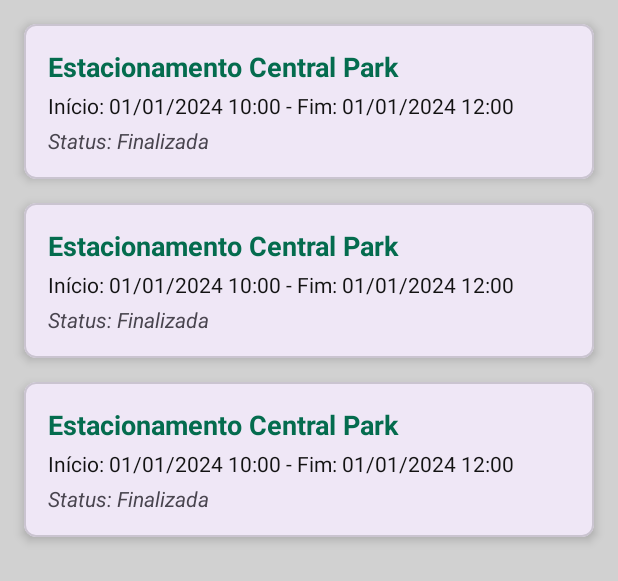
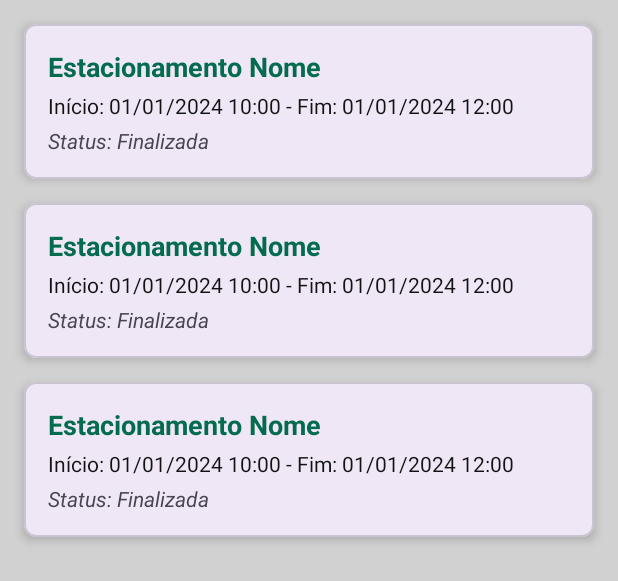
Before and after one commit to lariiscriis/ValletProjeto, an Android app: the layout activity_historico_reservas.xml on its own in the app's theme, with its tools: preview values and no code run, on a phone screen of 412 x 824 dp. Shown: the top 581 px of the screen. Run offline under Robolectric (Android 15) with nearby library versions, the phone set to English and light mode, and no system bars.

```diff
--- a/app/src/main/java/br/edu/fatecpg/valletprojeto/PerfilMotoristaActivity.kt
+++ b/app/src/main/java/br/edu/fatecpg/valletprojeto/PerfilMotoristaActivity.kt
@@ -53,7 +53,6 @@ class PerfilMotoristaActivity : AppCompatActivity() {
                 Toast.makeText(this, state.errorMessage, Toast.LENGTH_LONG).show()
             }
 
-            // FOTO
             state.fotoPerfilUrl?.let { url ->
                 Glide.with(this)
                     .load(url)
@@ -62,7 +61,6 @@ class PerfilMotoristaActivity : AppCompatActivity() {
                     .into(binding.imgFotoPerfil)
             } ?: binding.imgFotoPerfil.setImageResource(R.drawable.homemfundo2)
 
-            // DADOS
             binding.txtNome.text = state.nome
             binding.txtEmail.text = state.email
             binding.txtTelefone.text = state.telefone
@@ -72,7 +70,6 @@ class PerfilMotoristaActivity : AppCompatActivity() {
             binding.txtTempoTotalUso.text = state.tempoTotalUso
             binding.txtLocaisMaisFrequentados.text = state.locaisMaisFrequentados
 
-            // ÚLTIMA RESERVA
             binding.txtHistoricoReservas.text =
                 if (state.ultimasReservas.isNotEmpty())
                     viewModel.formatarReserva(state.ultimasReservas.first())
--- a/app/src/main/java/br/edu/fatecpg/valletprojeto/viewmodel/PerfilMotoristaViewModel.kt
+++ b/app/src/main/java/br/edu/fatecpg/valletprojeto/viewmodel/PerfilMotoristaViewModel.kt
@@ -57,7 +57,6 @@ class PerfilMotoristaViewModel(application: Application) : AndroidViewModel(appl
             }
 
             try {
-                // 1. Buscar dados do usuário
                 val userSnapshot = db.collection("usuario")
                     .whereEqualTo("email", email)
                     .get().await()
@@ -79,7 +78,6 @@ class PerfilMotoristaViewModel(application: Application) : AndroidViewModel(appl
                     return@launch
                 }
 
-                // 2. Buscar as 3 reservas mais recentes (ordenadas por fimReserva ou inicioReserva)
                 val reservasSnapshot = db.collection("reserva")
                     .whereEqualTo("usuarioId", userId)
                     .orderBy("fimReserva", Query.Direction.DESCENDING) // Ordenar pela mais recente
@@ -92,14 +90,12 @@ class PerfilMotoristaViewModel(application: Application) : AndroidViewModel(appl
                     }
                 }
 
-                // 3. Buscar todas as reservas para estatísticas (pode ser otimizado, mas por enquanto buscamos todas)
                 val todasReservasSnapshot = db.collection("reserva")
                     .whereEqualTo("usuarioId", userId)
                     .get().await()
 
                 val todasReservas = todasReservasSnapshot.toObjects(Reserva::class.java)
 
-                // 4. Calcular estatísticas
                 val totalReservas = todasReservas.size.toLong()
                 val (tempoTotalUso, locaisMaisFrequentados) = calcularEstatisticas(todasReservas)
 
@@ -125,7 +121,6 @@ class PerfilMotoristaViewModel(application: Application) : AndroidViewModel(appl
         val frequenciaLocais = mutableMapOf<String, Int>()
 
         reservas.forEach { reserva ->
-            // Cálculo do tempo total de uso
             val inicio = reserva.inicioReserva?.toDate()?.time
             val fim = reserva.fimReserva?.toDate()?.time
 
@@ -133,7 +128,6 @@ class PerfilMotoristaViewModel(application: Application) : AndroidViewModel(appl
                 tempoTotalMillis += (fim - inicio)
             }
 
-            // Contagem de locais mais frequentados
             val estacionamento = reserva.estacionamentoNome.ifEmpty { "Desconhecido" }
             frequenciaLocais[estacionamento] = (frequenciaLocais[estacionamento] ?: 0) + 1
         }
--- a/app/src/main/java/br/edu/fatecpg/valletprojeto/viewmodel/SpotsViewModel.kt
+++ b/app/src/main/java/br/edu/fatecpg/valletprojeto/viewmodel/SpotsViewModel.kt
@@ -69,7 +69,6 @@ class SpotsViewModel(application: Application) : AndroidViewModel(application) {
                     _navigateToVagas.value = Event(estacionamento.id)
                 } else {
                     _toastMessage.value = Event("Nenhuma vaga disponível no momento.")
-                    // Atualiza o número de vagas disponíveis no objeto para refletir o estado atual
                     val updatedParking = estacionamento.copy(vagasDisponiveis = 0)
                     updateParkingInLists(updatedParking)
                 }
@@ -88,10 +87,8 @@ class SpotsViewModel(application: Application) : AndroidViewModel(application) {
             _error.postValue(null)
 
             try {
-                // 1. Buscar localização do usuário
                 val userLocation = if (useLocation) {
                     Log.d("SpotsViewModel", "Buscando localização...")
-                    // Reduzindo o timeout para 5 segundos para melhorar a percepção de performance
                     withTimeoutOrNull(5000) { fetchUserLocation() }
                 } else null
 
@@ -116,8 +113,6 @@ class SpotsViewModel(application: Application) : AndroidViewModel(application) {
                 val allFetchedParkings = parkingsDeferred.await()
                 Log.d("SpotsViewModel", "Busca concluída. ${allFetchedParkings.size} estacionamentos encontrados.")
 
-                // 2. Calcular distância para todos os estacionamentos
-                // Usando a função calcularDistancia do modelo Estacionamento
                 val processedParkings = allFetchedParkings.map { est ->
                     val distancia = est.calcularDistancia(userLocation)
                     est.copy(distanciaMetros = distancia)
@@ -230,7 +225,6 @@ class SpotsViewModel(application: Application) : AndroidViewModel(application) {
             }
         }
 
-        // Lógica de atualização de LiveData
         val currentFavorites = _favoriteParkings.value?.toMutableList() ?: mutableListOf()
         val currentOthers = _parkings.value?.toMutableList() ?: mutableListOf()
 
--- a/app/src/main/res/layout/item_reserva.xml
+++ b/app/src/main/res/layout/item_reserva.xml
@@ -21,7 +21,7 @@
             android:textSize="18sp"
             android:textStyle="bold"
             android:textColor="@color/verdeescuro"
-            tools:text="Estacionamento Central Park" />
+            tools:text="Estacionamento Nome" />
 
         <TextView
             android:id="@+id/tvPeriodo"
```
Also changed, not shown: app/src/main/java/br/edu/fatecpg/valletprojeto/adapter/OccupationAdapter.kt (+0 -7 lines), app/src/main/java/br/edu/fatecpg/valletprojeto/adapter/VagasAdapter.kt (+0 -8 lines), app/src/main/java/br/edu/fatecpg/valletprojeto/model/Estacionamento.kt (+0 -14 lines), app/src/main/java/br/edu/fatecpg/valletprojeto/service/FirebaseMessagingService.kt (+0 -18 lines).
